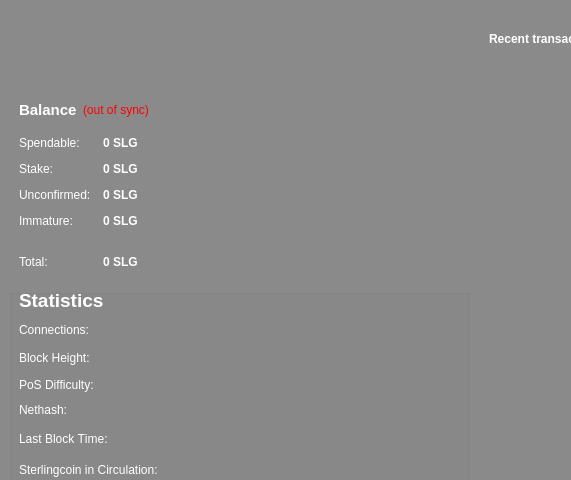
The window that src/qt/forms/overviewpage.ui (Sterlingcoin/Sterlingcoin-1.6.2.0-Release) describes before a commit, drawn with Qt 5; both pictures show x 0 to 571 and y 0 to 480 of the 960 by 567 pixel window.
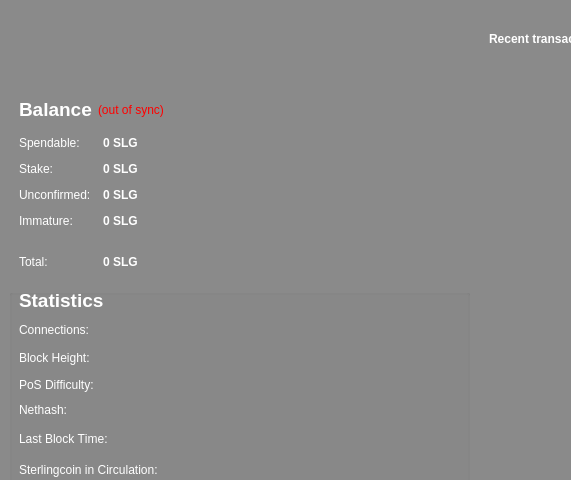
The same window after the commit. Icons and pictures are not drawn.

Patch:
```diff
--- a/src/qt/forms/overviewpage.ui
+++ b/src/qt/forms/overviewpage.ui
@@ -882,7 +882,7 @@
         </property>
         <property name="font">
          <font>
-          <pointsize>11</pointsize>
+          <pointsize>14</pointsize>
           <weight>75</weight>
           <bold>true</bold>
          </font>
@@ -6485,7 +6485,7 @@
       <x>270</x>
       <y>110</y>
       <width>151</width>
-      <height>17</height>
+      <height>21</height>
      </rect>
     </property>
     <property name="palette">
```
